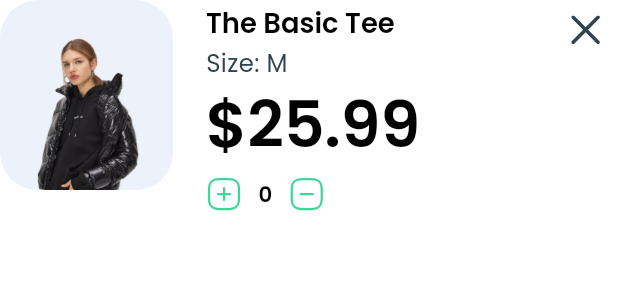
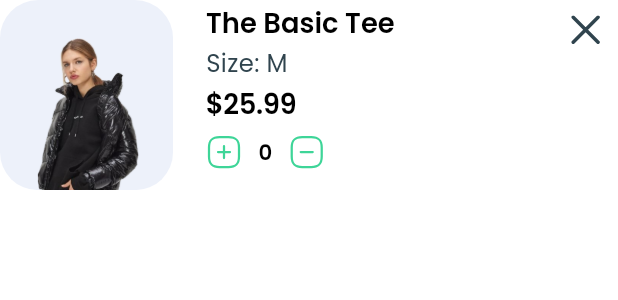
Before and after one commit to AbdQader/flutter_ecommerce_app, a Flutter app: the CartItem widget shown alone on an empty page, opened directly with sample values from the repository, on a phone screen of 412 x 824 dp. Shown: the top 300 px of the screen. Run offline on Flutter 3.47's test engine with Material 2 defaults, Android fonts, the phone set to English and light mode, and no system bars; our stand-ins replace flutter_animate, flutter_screenutil, flutter_svg, get, shared_preferences; accounts and stored records are empty.

Commit message:
update fonts theme data ☀️

```diff
--- a/lib/app/components/screen_title.dart
+++ b/lib/app/components/screen_title.dart
@@ -19,7 +19,7 @@ class ScreenTitle extends StatelessWidget {
         Text(title, style: context.theme.textTheme.displayLarge?.copyWith(
           fontSize: 42.sp,
         )),
-        Divider(thickness: 3, endIndent: dividerEndIndent ?? 250),
+        Divider(thickness: 3, endIndent: dividerEndIndent ?? 250,),
       ],
     );
   }
--- a/lib/app/modules/cart/views/widgets/cart_item.dart
+++ b/lib/app/modules/cart/views/widgets/cart_item.dart
@@ -56,7 +56,7 @@ class CartItem extends GetView<CartController> {
               Text('Size: ${product.size}', style: theme.textTheme.bodyMedium?.copyWith(fontSize: 16.sp)),
               5.verticalSpace,
               Text('\$${product.price}', style: theme.textTheme.displayLarge?.copyWith(
-                fontSize: 42.sp,
+                fontSize: 18.sp,
               ),),
               10.verticalSpace,
               GetBuilder<CartController>(
```
Also changed, not shown: lib/config/theme/my_fonts.dart (+0 -8 lines).
